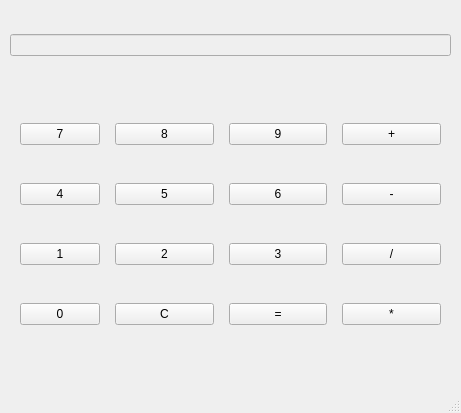
Old version of the form GUI/HesapMak.ui in the repository ibrahimediz/Python16Desktop.
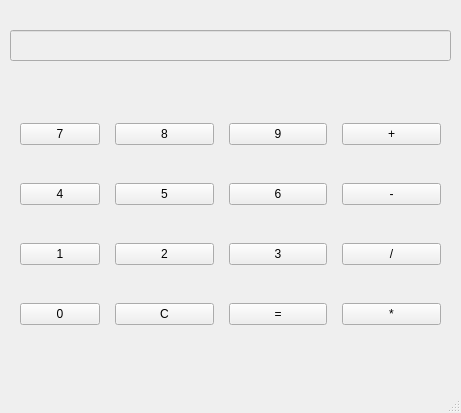
New version of the form.

```diff
--- a/GUI/HesapMak.ui
+++ b/GUI/HesapMak.ui
@@ -29,6 +29,26 @@
        <property name="enabled">
         <bool>false</bool>
        </property>
+       <property name="font">
+        <font>
+         <family>Felix Titling</family>
+         <pointsize>12</pointsize>
+         <weight>75</weight>
+         <bold>true</bold>
+        </font>
+       </property>
+       <property name="layoutDirection">
+        <enum>Qt::RightToLeft</enum>
+       </property>
+       <property name="maxLength">
+        <number>100</number>
+       </property>
+       <property name="echoMode">
+        <enum>QLineEdit::Normal</enum>
+       </property>
+       <property name="alignment">
+        <set>Qt::AlignRight|Qt::AlignTrailing|Qt::AlignVCenter</set>
+       </property>
       </widget>
      </item>
     </layout>
```
